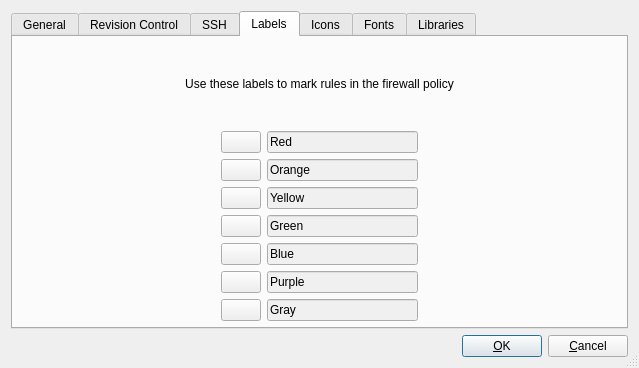
Before: the Qt Designer form src/gui/prefsdialog_q.ui in fwbuilder/fwbuilder, drawn with Qt 5.
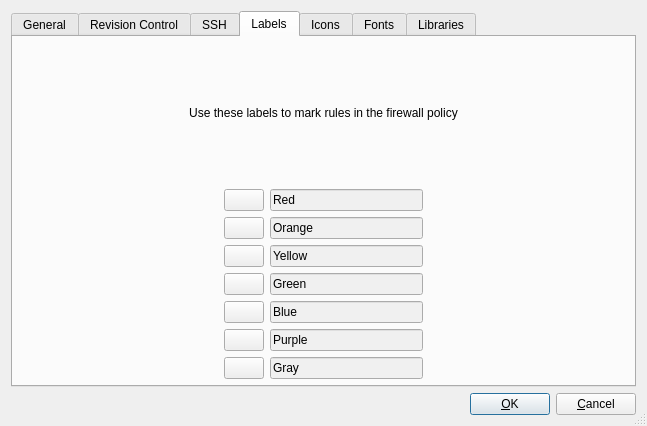
After: the same form once the commit is applied. The open tabs and pages were chosen to show the change.

What changed in the file:
```diff
--- a/src/gui/prefsdialog_q.ui
+++ b/src/gui/prefsdialog_q.ui
@@ -8,8 +8,8 @@
    <rect>
     <x>0</x>
     <y>0</y>
-    <width>630</width>
-    <height>368</height>
+    <width>647</width>
+    <height>426</height>
    </rect>
   </property>
   <property name="windowTitle" >
@@ -492,22 +492,26 @@
       </layout>
      </widget>
      <widget class="QWidget" name="tab6" >
-      <property name="geometry" >
-       <rect>
-        <x>0</x>
-        <y>0</y>
-        <width>606</width>
-        <height>290</height>
-       </rect>
-      </property>
       <attribute name="title" >
        <string>Labels</string>
       </attribute>
       <layout class="QGridLayout" >
-       <property name="margin" >
+       <property name="leftMargin" >
         <number>6</number>
        </property>
-       <property name="spacing" >
+       <property name="topMargin" >
+        <number>6</number>
+       </property>
+       <property name="rightMargin" >
+        <number>6</number>
+       </property>
+       <property name="bottomMargin" >
+        <number>6</number>
+       </property>
+       <property name="horizontalSpacing" >
+        <number>6</number>
+       </property>
+       <property name="verticalSpacing" >
         <number>6</number>
        </property>
        <item row="0" column="0" colspan="3" >
@@ -557,10 +561,22 @@
        </item>
        <item row="1" column="1" >
         <layout class="QGridLayout" >
-         <property name="margin" >
+         <property name="leftMargin" >
           <number>0</number>
          </property>
-         <property name="spacing" >
+         <property name="topMargin" >
+          <number>0</number>
+         </property>
+         <property name="rightMargin" >
+          <number>0</number>
+         </property>
+         <property name="bottomMargin" >
+          <number>0</number>
+         </property>
+         <property name="horizontalSpacing" >
+          <number>6</number>
+         </property>
+         <property name="verticalSpacing" >
           <number>6</number>
          </property>
          <item row="0" column="0" >
@@ -930,7 +946,16 @@
      <property name="spacing" >
       <number>6</number>
      </property>
-     <property name="margin" >
+     <property name="leftMargin" >
+      <number>0</number>
+     </property>
+     <property name="topMargin" >
+      <number>0</number>
+     </property>
+     <property name="rightMargin" >
+      <number>0</number>
+     </property>
+     <property name="bottomMargin" >
       <number>0</number>
      </property>
      <item>
```
Left out of the diff: 135 changed lines with no effect on the pictures.
